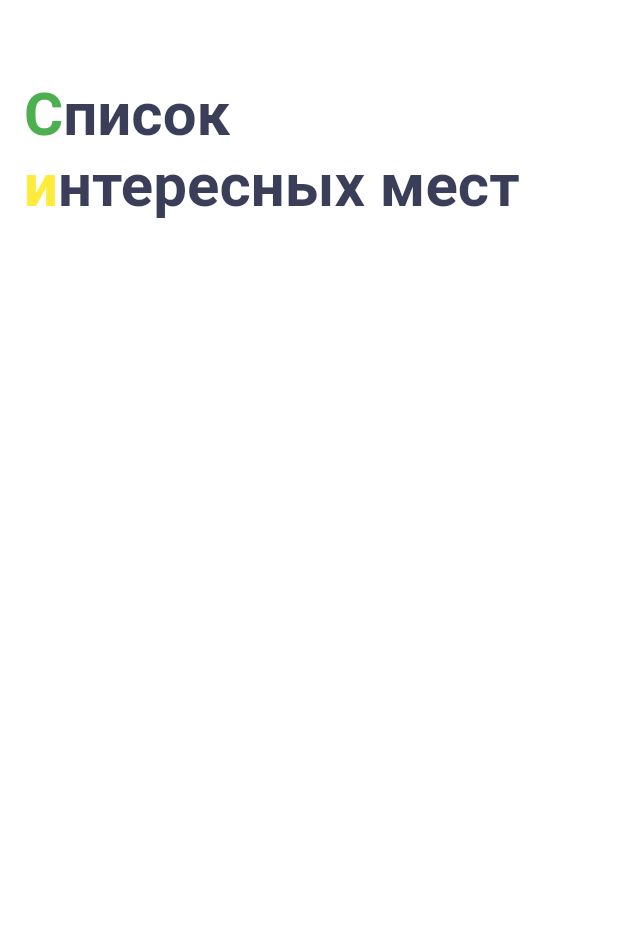
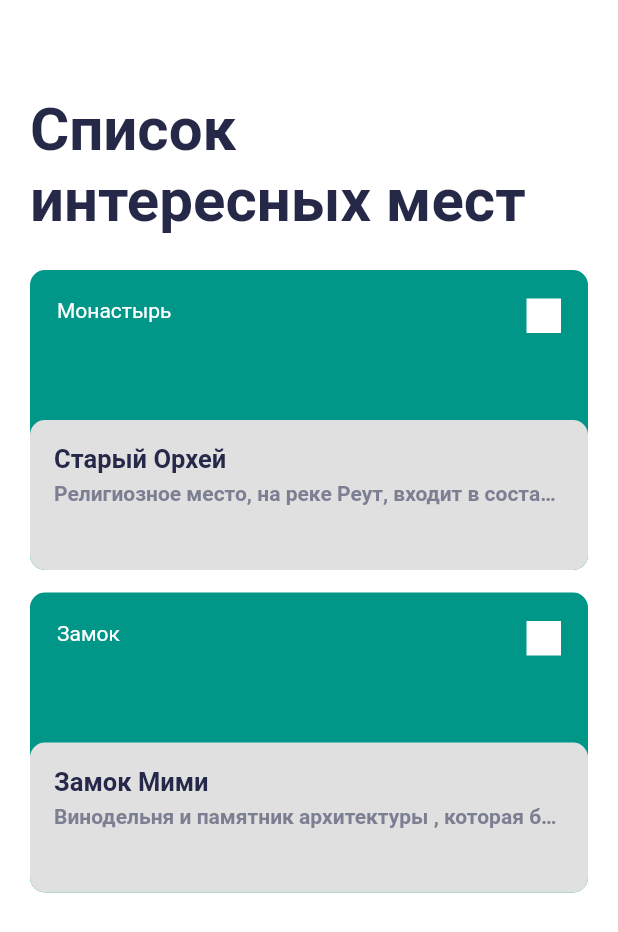
Before and after one commit to dariamafteuta/places, a Flutter app: the screen it shows after launch, on a phone screen of 412 x 824 dp. Shown: the top 932 px of the screen. Run offline on Flutter 3.47's test engine with Material 2 defaults, Android fonts, the phone set to English and light mode, and no system bars.

Commit message:
list layout

```diff
--- a/lib/mocks.dart
+++ b/lib/mocks.dart
@@ -8,8 +8,8 @@ final List<Sight> mocks = [
     url:
         'https://img.itinari.com/page/content/original/fcf47528-0633-4822-b02e-263e108bc732-istock-1066139262.jpg?ch=DPR&dpr=2.625&w=994&s=4489d2c075ffeeade1689f4f4fde513c',
     details:
-        'Историко-археологический комплекс, расположенный в 60 км к северо-востоку от Кишинёва, на реке Реут, входит в состав природно-культурного заповедника «Старый Орхей», общей площадью около 500 га. В Старом Орхее были найдены следы разных цивилизаций. Здесь располагалась гето-дакская крепость, городище Золотой Орды Янги-Шехр или как его называли арабские путешественники - Шехр аль-Джедид, православные монастыри и молдавский город Орхей.',
-    type: 'Историческое место для прогулок',
+        'Религиозное место, на реке Реут, входит в состав природно-культурного заповедника «Старый Орхей».',
+    type: 'Монастырь',
   ),
   Sight(
     name: 'Замок Мими',
@@ -18,7 +18,7 @@ final List<Sight> mocks = [
     url:
         'https://www.castelmimi.md/wp-content/uploads/2020/04/2_Top-Moldovan-winery-with-tours-hotel-restaurant-and-event-venues-scaled.jpg',
     details:
-        'Винодельня семьи Мими (после реконструкции также называлась просто Castel Mimi) — винодельня и памятник архитектуры , которая была построена в конце 19 века в село Бульбоака в районе Анений Ной в Молдове.',
+        'Винодельня и памятник архитектуры , которая была построена в конце 19 века в село Бульбоака в районе Анений Ной в Молдове.',
     type: 'Замок',
   ),
   Sight(
@@ -28,7 +28,7 @@ final List<Sight> mocks = [
     url:
     'https://static.tildacdn.com/tild6236-3665-4262-a130-353530643932/_3.jpghttps://static.tildacdn.com/tild6236-3665-4262-a130-353530643932/_3.jpg',
     details:
-    'Монастырский комплекс Сахарна назван по наименованию села в окрестностях. Он расположен в окружении живописной природы — в ущелье реки. Вокруг высятся зеленые холмы и древние скалы, в долине журчат родники, а речка Сахарна бурно течет, образуя каскады. Самый высокий водопад местности имеет высоту 10 метров, водные струи падают с обрыва в небольшой природный бассейн, названный «яма цыгана».',
+    'Монастырский комплекс Сахарна. Он расположен в окружении живописной природы — в ущелье реки. Вокруг высятся зеленые холмы и древние скалы, в долине журчат родники.',
     type: 'Монастырь',
   ),
 ];
--- /dev/null
+++ b/lib/ui/screen/sight_card.dart
@@ -0,0 +1,169 @@
+import 'package:flutter/cupertino.dart';
+import 'package:flutter/material.dart';
+import 'package:flutter_job/domain/sight.dart';
+
+class SightCard extends StatelessWidget {
+  final Sight sight;
+
+  const SightCard({Key? key, required this.sight}) : super(key: key);
+
+  @override
+  Widget build(BuildContext context) {
+    return Padding(
+      padding: const EdgeInsets.only(bottom: 15, left: 20, right: 20),
+      child: SingleChildScrollView(
+        child: Column(
+          children: [
+            Stack(
+              children: [
+                Container(
+                  height: 200,
+                  width: 372,
+                  decoration: BoxDecoration(
+                    color: Colors.teal,
+                    borderRadius: BorderRadius.circular(10),
+                  ),
+                ),
+                Positioned(
+                  top: 19,
+                  right: 18,
+                  child: Container(
+                    height: 23,
+                    width: 23,
+                    color: Colors.white,
+                  ),
+                ),
+                Positioned(
+                  top: 19,
+                  left: 18,
+                  child: Text(
+                    sight.type,
+                    style: const TextStyle(
+                      color: Colors.white,
+                    ),
+                  ),
+                ),
+                Positioned(
+                  bottom: 0,
+                  child: Container(
+                    decoration: BoxDecoration(
+                      color: Colors.grey.shade300,
+                      borderRadius: BorderRadius.circular(10),
+                    ),
+                    height: 100,
+                    width: 372,
+                    child: Column(
+                      children: [
+                        Container(
+                          padding: const EdgeInsets.only(left: 16, top: 16),
+                          alignment: Alignment.topLeft,
+                          child: Text(
+                            sight.name,
+                            style: const TextStyle(
+                              color: Color.fromRGBO(37, 40, 73, 1),
+                              fontSize: 17,
+                              fontFamily: 'Roboto',
+                              fontWeight: FontWeight.bold,
+                            ),
+                          ),
+                        ),
+                        Container(
+                          padding: const EdgeInsets.only(
+                            left: 16,
+                            top: 5,
+                            right: 16,
+                          ),
+                          alignment: Alignment.topLeft,
+                          child: Text(
+                            sight.details,
+                            overflow: TextOverflow.ellipsis,
+                            style: const TextStyle(
+                              color: Color.fromRGBO(124, 126, 146, 1),
+                              fontSize: 14,
+                              fontFamily: 'Roboto',
+                              fontWeight: FontWeight.bold,
+                            ),
+                          ),
+                        ),
+                      ],
+                    ),
+                  ),
+                ),
+              ],
+            ),
+          ],
+        ),
+      ),
+    );
+  }
+}
+
+// Stack(
+//   children: [
+//     Container(
+//       height: 100,
+//       width: double.infinity,
+//       decoration: BoxDecoration(
+//         color: Colors.yellow,
+//         borderRadius: BorderRadius.circular(10),
+//       ),
+//     ),
+//     Positioned(
+//       top: 19,
+//       right: 18,
+//       child: Container(
+//         height:20,
+//         width:20,
+//         color: Colors.white,
+//       ),
+//     ),
+//     Positioned(
+//       top:16,
+//       left: 16,
+//       child: Text(
+//         sight.type,
+//         style: const TextStyle(
+//           color: Colors.white,
+//         ),
+//       ),
+//     ),
+//   ],
+// ),
+// Container(
+//   height: 100,
+//   width: double.infinity,
+//   decoration: BoxDecoration(
+//     borderRadius: BorderRadius.circular(10),
+//     color: Color.fromRGBO(245,245, 245, 1),
+//   ),
+// child: Column(
+//   children: [
+// Container(
+//   padding: const EdgeInsets.only(left:16,top:16),
+//   alignment: Alignment.topLeft,
+//   child: Text(
+//     sight.name,
+//     style: const TextStyle(
+//       color: Color.fromRGBO(37, 40, 73, 1),
+//       fontSize: 16,
+//       fontFamily: 'Roboto',
+//       fontWeight: FontWeight.bold,
+//     ),
+//   ),
+// ),
+// Container(
+//   padding: const EdgeInsets.only(left:16,top:2,right: 16),
+//   alignment: Alignment.topLeft,
+//   child: Text(
+//     sight.details,
+//     overflow: TextOverflow.ellipsis,
+//     style: const TextStyle(
+//       color: Color.fromRGBO(124, 126, 146, 1),
+//       fontSize: 14,
+//       fontFamily: 'Roboto',
+//       fontWeight: FontWeight.bold,
+//     ),
+//   ),
+// ),
+//   ],
+// ),
--- a/lib/ui/screen/sight_list_screen.dart
+++ b/lib/ui/screen/sight_list_screen.dart
@@ -1,4 +1,6 @@
 import 'package:flutter/material.dart';
+import 'package:flutter_job/mocks.dart';
+import 'package:flutter_job/ui/screen/sight_card.dart';
 
 class SightListScreen extends StatefulWidget {
   const SightListScreen({Key? key}) : super(key: key);
@@ -15,50 +17,26 @@ class _SightListScreenState extends State<SightListScreen> {
       appBar: AppBar(
         backgroundColor: Colors.white,
         elevation: 0.0,
-        toolbarHeight: 200,
-        title: RichText(
+        toolbarHeight: 180,
+        title: const Padding(
+          padding: EdgeInsets.only(left: 4, top: 40),
+          child: Text(
+            'Список\nинтересных мест',
             textAlign: TextAlign.left,
-          text: const TextSpan(
-            children: [
-              TextSpan(
-                text: 'C',
             style: TextStyle(
               fontFamily: 'Roboto',
               fontWeight: FontWeight.w700,
               fontSize: 40,
-                  color: Colors.green,
+              color: Color.fromRGBO(37, 40, 71, 1.0),
             ),
           ),
-              TextSpan(
-                text: 'писок\n',
-                style: TextStyle(
-                  fontFamily: 'Roboto',
-                  fontWeight: FontWeight.w700,
-                  fontSize: 40,
-                  color: Color.fromRGBO(59, 62, 89, 1.0),
         ),
       ),
-              TextSpan(
-                text: 'и',
-                style: TextStyle(
-                  fontFamily: 'Roboto',
-                  fontWeight: FontWeight.w700,
-                  fontSize: 40,
-                  color: Colors.yellow,
-                ),
-              ),
-              TextSpan(
-                text: 'нтересных мест',
-                style: TextStyle(
-                  fontFamily: 'Roboto',
-                  fontWeight: FontWeight.w700,
-                  fontSize: 40,
-                  color: Color.fromRGBO(59, 62, 89, 1.0),
-                ),
-              ),
+      body: Column(
+        children: [
+          SightCard(sight: mocks[0]),
+          SightCard(sight: mocks[1]),
         ],
-          ),
-        ),
       ),
     );
   }
```
Lines whose indentation alone changed are shown as unchanged.
